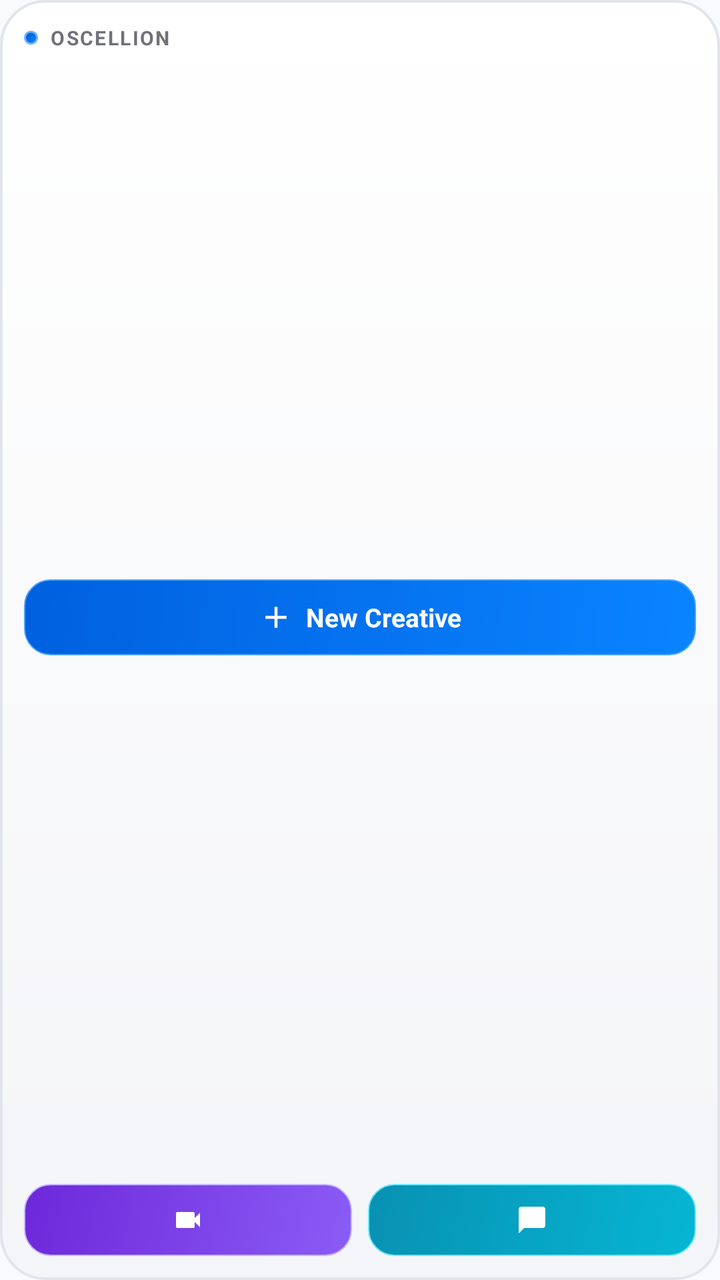
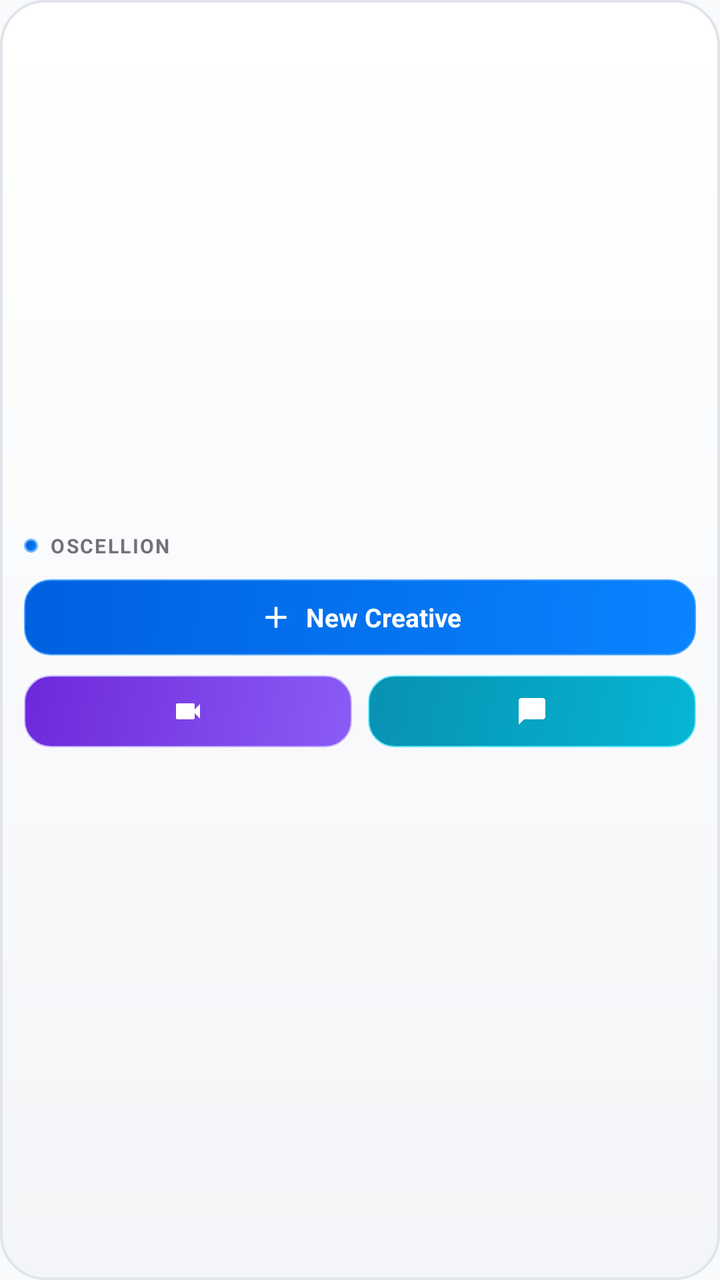

Two renders of the same Android screen: before a commit and after it. Below are the layout's source before the change and the commit's diff.
<!-- AndroidManifest.xml: application theme Theme.Oscellion -->
<!-- res/layout/widget_quick_capture.xml -->
<?xml version="1.0" encoding="utf-8"?>
<LinearLayout xmlns:android="http://schemas.android.com/apk/res/android"
    android:id="@+id/widget_capture_root"
    android:layout_width="match_parent"
    android:layout_height="match_parent"
    android:background="@drawable/widget_bg_card"
    android:gravity="center"
    android:orientation="vertical"
    android:padding="12dp">

    
    <LinearLayout
        android:layout_width="match_parent"
        android:layout_height="wrap_content"
        android:gravity="center_vertical"
        android:orientation="horizontal">

        <View
            android:layout_width="7dp"
            android:layout_height="7dp"
            android:background="@drawable/widget_play_btn" />

        <TextView
            android:layout_width="wrap_content"
            android:layout_height="wrap_content"
            android:layout_marginStart="6dp"
            android:letterSpacing="0.08"
            android:text="OSCELLION"
            android:textColor="@color/widget_text_secondary"
            android:textSize="10sp"
            android:textStyle="bold" />
    </LinearLayout>

    <Space
        android:layout_width="match_parent"
        android:layout_height="0dp"
        android:layout_weight="1" />

    
    <LinearLayout
        android:id="@+id/btn_capture_new_post"
        android:layout_width="match_parent"
        android:layout_height="wrap_content"
        android:background="@drawable/widget_badge_blue"
        android:clickable="true"
        android:focusable="true"
        android:gravity="center"
        android:orientation="horizontal"
        android:paddingTop="10dp"
        android:paddingBottom="10dp">

        <ImageView
            android:layout_width="18dp"
            android:layout_height="18dp"
            android:contentDescription="New Creation"
            android:src="@drawable/ic_widget_plus" />

        <TextView
            android:layout_width="wrap_content"
            android:layout_height="wrap_content"
            android:layout_marginStart="6dp"
            android:text="New Creative"
            android:textColor="#FFFFFF"
            android:textSize="13sp"
            android:textStyle="bold" />
    </LinearLayout>

    <Space
        android:layout_width="match_parent"
        android:layout_height="0dp"
        android:layout_weight="1" />

    
    <LinearLayout
        android:layout_width="match_parent"
        android:layout_height="wrap_content"
        android:orientation="horizontal">

        
        <LinearLayout
            android:id="@+id/btn_capture_video"
            android:layout_width="0dp"
            android:layout_height="36dp"
            android:layout_marginEnd="4dp"
            android:layout_weight="1"
            android:background="@drawable/widget_badge_purple"
            android:clickable="true"
            android:focusable="true"
            android:gravity="center">

            <ImageView
                android:layout_width="16dp"
                android:layout_height="16dp"
                android:contentDescription="Video"
                android:src="@drawable/ic_widget_video" />
        </LinearLayout>

        
        <LinearLayout
            android:id="@+id/btn_capture_chat"
            android:layout_width="0dp"
            android:layout_height="36dp"
            android:layout_marginStart="4dp"
            android:layout_weight="1"
            android:background="@drawable/widget_badge_cyan"
            android:clickable="true"
            android:focusable="true"
            android:gravity="center">

            <ImageView
                android:layout_width="16dp"
                android:layout_height="16dp"
                android:contentDescription="Chat"
                android:src="@drawable/ic_widget_chat" />
        </LinearLayout>
    </LinearLayout>
</LinearLayout>
<!-- resources referenced by this layout -->
<resources>
  <color name="widget_text_secondary">#FF71717A</color>
  <!-- drawable ic_widget_chat (drawable) -->
  <vector xmlns:android="http://schemas.android.com/apk/res/android"
      android:width="24dp"
      android:height="24dp"
      android:viewportWidth="24"
      android:viewportHeight="24">
      <path
          android:fillColor="#FFFFFFFF"
          android:pathData="M20,2H4c-1.1,0 -2,0.9 -2,2v18l4,-4h14c1.1,0 2,-0.9 2,-2V4c0,-1.1 -0.9,-2 -2,-2z" />
  </vector>
  <!-- drawable ic_widget_plus (drawable) -->
  <vector xmlns:android="http://schemas.android.com/apk/res/android"
      android:width="24dp"
      android:height="24dp"
      android:viewportWidth="24"
      android:viewportHeight="24">
      <path
          android:fillColor="#FFFFFFFF"
          android:pathData="M19,13h-6v6h-2v-6H5v-2h6V5h2v6h6v2z" />
  </vector>
  <!-- drawable ic_widget_video (drawable) -->
  <vector xmlns:android="http://schemas.android.com/apk/res/android"
      android:width="24dp"
      android:height="24dp"
      android:viewportWidth="24"
      android:viewportHeight="24">
      <path
          android:fillColor="#FFFFFFFF"
          android:pathData="M17,10.5V7c0,-0.55 -0.45,-1 -1,-1H4c-0.55,0 -1,0.45 -1,1v10c0,0.55 0.45,1 1,1h12c0.55,0 1,-0.45 1,-1v-3.5l4,4v-11l-4,4z" />
  </vector>
  <!-- drawable widget_badge_blue (drawable) -->
  <?xml version="1.0" encoding="utf-8"?>
  <shape xmlns:android="http://schemas.android.com/apk/res/android"
      android:shape="rectangle">
      <corners android:radius="13dp" />
      <gradient
          android:angle="135"
          android:startColor="#0A84FF"
          android:endColor="#0060DF"
          android:type="linear" />
      <stroke
          android:width="0.8dp"
          android:color="#4DA3FF" />
  </shape>
  <!-- drawable widget_badge_cyan (drawable) -->
  <?xml version="1.0" encoding="utf-8"?>
  <shape xmlns:android="http://schemas.android.com/apk/res/android"
      android:shape="rectangle">
      <corners android:radius="13dp" />
      <gradient
          android:angle="135"
          android:startColor="#06B6D4"
          android:endColor="#0891B2"
          android:type="linear" />
      <stroke
          android:width="0.8dp"
          android:color="#67E8F9" />
  </shape>
  <!-- drawable widget_badge_purple (drawable) -->
  <?xml version="1.0" encoding="utf-8"?>
  <shape xmlns:android="http://schemas.android.com/apk/res/android"
      android:shape="rectangle">
      <corners android:radius="13dp" />
      <gradient
          android:angle="135"
          android:startColor="#8B5CF6"
          android:endColor="#6D28D9"
          android:type="linear" />
      <stroke
          android:width="0.8dp"
          android:color="#C4B5FD" />
  </shape>
  <!-- drawable widget_play_btn (drawable) -->
  <?xml version="1.0" encoding="utf-8"?>
  <shape xmlns:android="http://schemas.android.com/apk/res/android"
      android:shape="oval">
      <gradient
          android:angle="135"
          android:startColor="#0A84FF"
          android:endColor="#0058D0"
          android:type="linear" />
      <stroke
          android:width="1dp"
          android:color="#66B2FF" />
  </shape>
  <style name="Theme.Oscellion" parent="android:Theme.Material.Light.NoActionBar">
          <item name="android:windowBackground">@color/oscellion_window_background</item>
          <item name="android:statusBarColor">@android:color/transparent</item>
          <item name="android:windowLightStatusBar">true</item>
      </style>
  <color name="widget_card_bg_start">#FFFFFFFF</color>
  <color name="widget_card_bg_end">#FFF4F5F8</color>
  <color name="widget_card_stroke">#FFE2E4EC</color>
  <color name="oscellion_window_background">#FFF8FAFC</color>
  <!-- unchanged entries left out for length: 1 -->
</resources>

<!-- the commit's change to res/layout/widget_quick_capture.xml (unified diff, before → after) -->
@@ -15,10 +15,11 @@
         android:gravity="center_vertical"
         android:orientation="horizontal">
 
-        <View
+        <ImageView
             android:layout_width="7dp"
             android:layout_height="7dp"
-            android:background="@drawable/widget_play_btn" />
+            android:background="@drawable/widget_play_btn"
+            android:contentDescription="@null" />
 
         <TextView
             android:layout_width="wrap_content"
@@ -31,16 +32,13 @@
             android:textStyle="bold" />
     </LinearLayout>
 
-    <Space
-        android:layout_width="match_parent"
-        android:layout_height="0dp"
-        android:layout_weight="1" />
-
     
     <LinearLayout
         android:id="@+id/btn_capture_new_post"
         android:layout_width="match_parent"
         android:layout_height="wrap_content"
+        android:layout_marginTop="10dp"
+        android:layout_marginBottom="10dp"
         android:background="@drawable/widget_badge_blue"
         android:clickable="true"
         android:focusable="true"
@@ -64,11 +62,6 @@
             android:textSize="13sp"
             android:textStyle="bold" />
     </LinearLayout>
-
-    <Space
-        android:layout_width="match_parent"
-        android:layout_height="0dp"
-        android:layout_weight="1" />
 
     
     <LinearLayout
